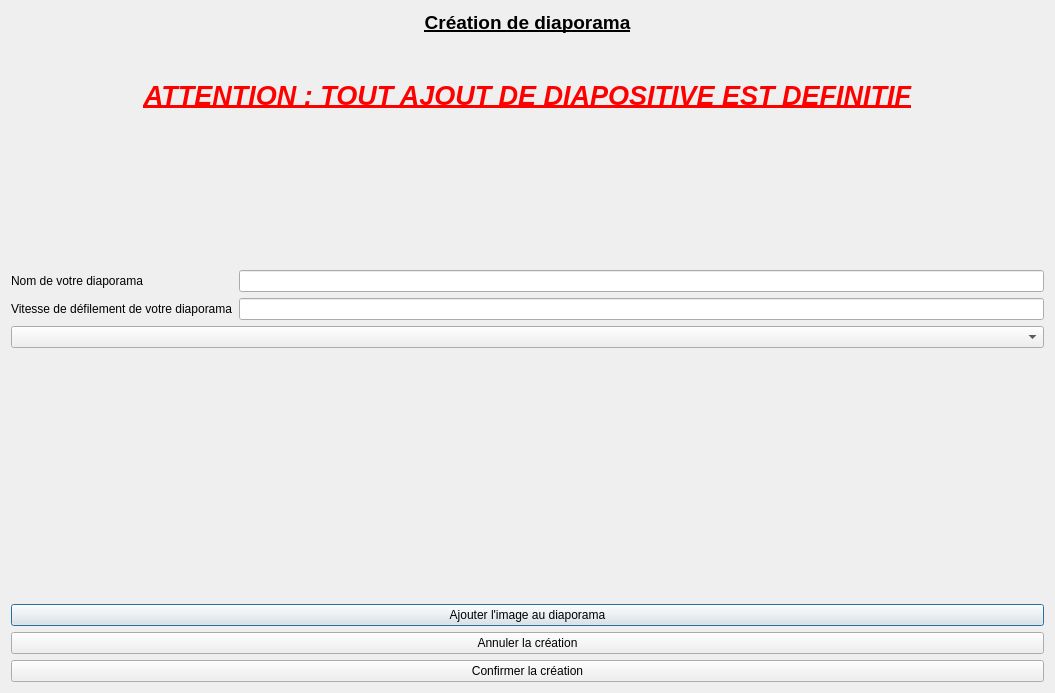
This is V7_MVP_lecteurDiaporama/Fichiers de code/creationdiaporama.ui in FranzouGame/SAE1.01-LecteurDiaporama as Qt 5 draws it before an edit. The edited form follows.
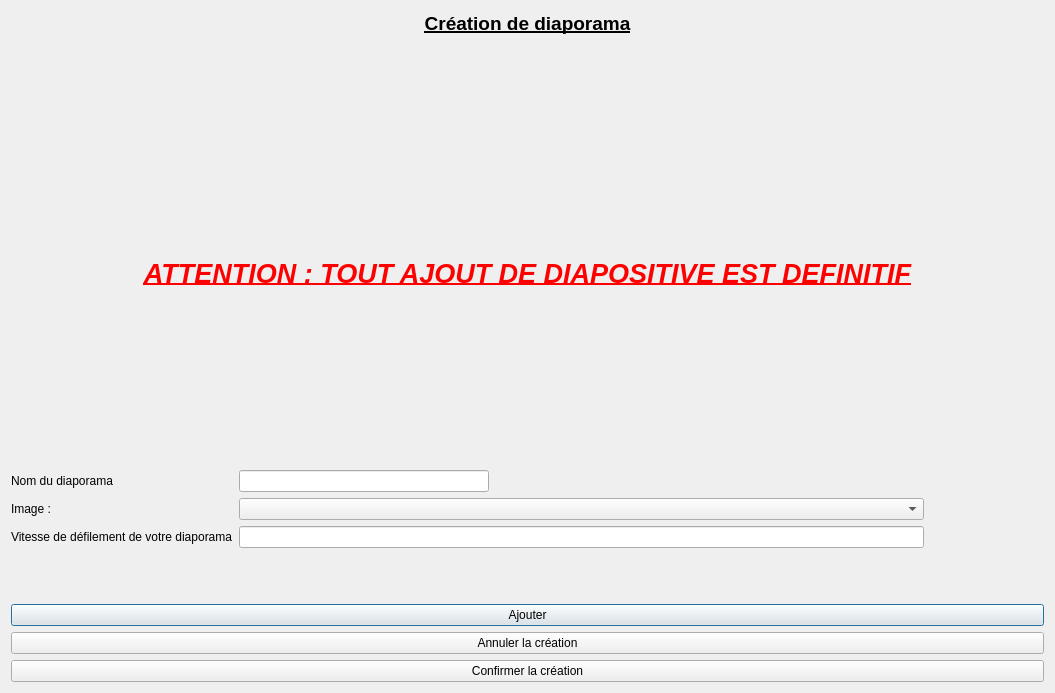
This is the edited form.

Commit message: Il reste un probleme dans ma facon de transmettre les images, c'est tout ce qu'il reste je crois

Patch:
```diff
--- a/V7_MVP_lecteurDiaporama/Fichiers de code/creationdiaporama.ui
+++ b/V7_MVP_lecteurDiaporama/Fichiers de code/creationdiaporama.ui
@@ -111,44 +111,80 @@
       </layout>
      </item>
      <item>
-      <spacer name="verticalSpacer_2">
+      <layout class="QHBoxLayout" name="hLayoutAjout_2">
+       <item>
+        <layout class="QGridLayout" name="gridLayout_2">
+         <item row="0" column="1">
+          <widget class="QLineEdit" name="saisieNom_2">
+           <property name="maximumSize">
+            <size>
+             <width>250</width>
+             <height>16777215</height>
+            </size>
+           </property>
+           <property name="text">
+            <string/>
+           </property>
+          </widget>
+         </item>
+         <item row="0" column="2">
+          <spacer name="horizontalSpacer">
        <property name="orientation">
-        <enum>Qt::Vertical</enum>
+            <enum>Qt::Horizontal</enum>
+           </property>
+           <property name="sizeType">
+            <enum>QSizePolicy::Fixed</enum>
        </property>
        <property name="sizeHint" stdset="0">
         <size>
-         <width>20</width>
-         <height>40</height>
+             <width>120</width>
+             <height>20</height>
         </size>
        </property>
       </spacer>
      </item>
-     <item>
-      <layout class="QFormLayout" name="formLayout">
        <item row="0" column="0">
         <widget class="QLabel" name="titreNom">
+           <property name="maximumSize">
+            <size>
+             <width>200</width>
+             <height>16777215</height>
+            </size>
+           </property>
          <property name="text">
-          <string>Nom de votre diaporama</string>
+            <string>Nom du diaporama</string>
          </property>
         </widget>
        </item>
-       <item row="0" column="1">
-        <widget class="QLineEdit" name="saisieNom"/>
-       </item>
        <item row="1" column="0">
+          <widget class="QLabel" name="titreImage">
+           <property name="maximumSize">
+            <size>
+             <width>120</width>
+             <height>120</height>
+            </size>
+           </property>
+           <property name="text">
+            <string>Image : </string>
+           </property>
+          </widget>
+         </item>
+         <item row="1" column="1">
+          <widget class="QComboBox" name="comboBoxCreation"/>
+         </item>
+         <item row="2" column="0">
         <widget class="QLabel" name="titreVitesse">
          <property name="text">
           <string>Vitesse de défilement de votre diaporama</string>
          </property>
         </widget>
        </item>
-       <item row="1" column="1">
-        <widget class="QLineEdit" name="saisieVitesse"/>
+         <item row="2" column="1">
+          <widget class="QLineEdit" name="saisievitesse"/>
        </item>
       </layout>
      </item>
-     <item>
-      <widget class="QComboBox" name="comboBox"/>
+      </layout>
      </item>
      <item>
       <layout class="QHBoxLayout" name="hLayoutAjout_2"/>
@@ -164,7 +200,7 @@
        <property name="sizeHint" stdset="0">
         <size>
          <width>20</width>
-         <height>250</height>
+         <height>50</height>
         </size>
        </property>
       </spacer>
@@ -176,7 +212,7 @@
          <item>
           <widget class="QPushButton" name="btnAjouter">
            <property name="text">
-            <string>Ajouter l'image au diaporama</string>
+            <string>Ajouter</string>
            </property>
           </widget>
          </item>
```
Lines whose indentation alone changed are shown as unchanged. The commit also changes 13 other files.
